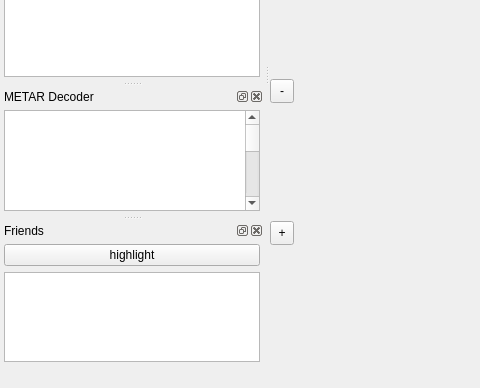
First picture: the form in src/Window.ui, repository qutescoop/qutescoop, before the edit; both pictures show x 0 to 480 and y 238 to 626 of the 950 by 626 pixel window.
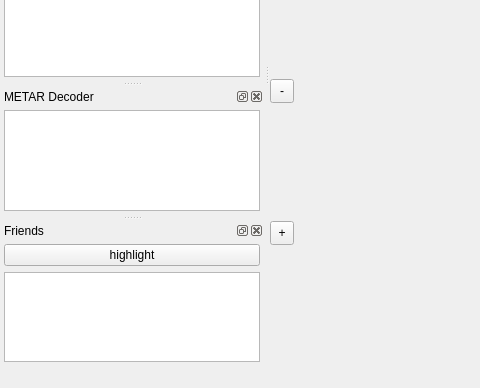
Second picture: the form after the edit. Icons and pictures are not drawn.

Commit message:
[TASK] remove non-functional search indicators on Window::QTreeWidgets
Also clean up some lengthy tooltips and remove overrides which where
irrelevnat or the default value anyways.

What changed in the file:
```diff
--- a/src/Window.ui
+++ b/src/Window.ui
@@ -678,58 +678,6 @@
      </property>
      <item>
       <widget class="QTextBrowser" name="metarText">
-       <property name="toolTip">
-        <string>Decodes METARs to plain text.</string>
-       </property>
-       <property name="html">
-        <string>&lt;!DOCTYPE HTML PUBLIC &quot;-//W3C//DTD HTML 4.0//EN&quot; &quot;http://www.w3.org/TR/REC-html40/strict.dtd&quot;&gt;
-&lt;html&gt;&lt;head&gt;&lt;meta name=&quot;qrichtext&quot; content=&quot;1&quot; /&gt;&lt;style type=&quot;text/css&quot;&gt;
-p, li { white-space: pre-wrap; }
-&lt;/style&gt;&lt;/head&gt;&lt;body style=&quot; font-family:'Ubuntu'; font-size:11pt; font-weight:400; font-style:normal;&quot;&gt;
-&lt;table border=&quot;0&quot; style=&quot;-qt-table-type: root; margin-top:4px; margin-bottom:4px; margin-left:4px; margin-right:4px;&quot;&gt;
-&lt;tr&gt;
-&lt;td style=&quot;border: none;&quot;&gt;
-&lt;p style=&quot;-qt-paragraph-type:empty; margin-top:0px; margin-bottom:0px; margin-left:0px; margin-right:0px; -qt-block-indent:0; text-indent:0px;&quot;&gt;&lt;br /&gt;&lt;/p&gt;
-&lt;p style=&quot;-qt-paragraph-type:empty; margin-top:0px; margin-bottom:0px; margin-left:0px; margin-right:0px; -qt-block-indent:0; text-indent:0px;&quot;&gt;&lt;br /&gt;&lt;/p&gt;
-&lt;p style=&quot;-qt-paragraph-type:empty; margin-top:0px; margin-bottom:0px; margin-left:0px; margin-right:0px; -qt-block-indent:0; text-indent:0px;&quot;&gt;&lt;br /&gt;&lt;/p&gt;
-&lt;p style=&quot;-qt-paragraph-type:empty; margin-top:0px; margin-bottom:0px; margin-left:0px; margin-right:0px; -qt-block-indent:0; text-indent:0px;&quot;&gt;&lt;br /&gt;&lt;/p&gt;
-&lt;p style=&quot;-qt-paragraph-type:empty; margin-top:0px; margin-bottom:0px; margin-left:0px; margin-right:0px; -qt-block-indent:0; text-indent:0px;&quot;&gt;&lt;br /&gt;&lt;/p&gt;
-&lt;p style=&quot;-qt-paragraph-type:empty; margin-top:0px; margin-bottom:0px; margin-left:0px; margin-right:0px; -qt-block-indent:0; text-indent:0px; font-size:9pt;&quot;&gt;&lt;br /&gt;&lt;/p&gt;
-&lt;p style=&quot;-qt-paragraph-type:empty; margin-top:0px; margin-bottom:0px; margin-left:0px; margin-right:0px; -qt-block-indent:0; text-indent:0px; font-family:'MS Shell Dlg 2'; font-size:8pt;&quot;&gt;&lt;br /&gt;&lt;/p&gt;
-&lt;p style=&quot;-qt-paragraph-type:empty; margin-top:0px; margin-bottom:0px; margin-left:0px; margin-right:0px; -qt-block-indent:0; text-indent:0px; font-family:'MS Shell Dlg 2'; font-size:8pt;&quot;&gt;&lt;br /&gt;&lt;/p&gt;
-&lt;p style=&quot;-qt-paragraph-type:empty; margin-top:0px; margin-bottom:0px; margin-left:0px; margin-right:0px; -qt-block-indent:0; text-indent:0px;&quot;&gt;&lt;br /&gt;&lt;/p&gt;
-&lt;p style=&quot;-qt-paragraph-type:empty; margin-top:0px; margin-bottom:0px; margin-left:0px; margin-right:0px; -qt-block-indent:0; text-indent:0px;&quot;&gt;&lt;br /&gt;&lt;/p&gt;
-&lt;p style=&quot;-qt-paragraph-type:empty; margin-top:0px; margin-bottom:0px; margin-left:0px; margin-right:0px; -qt-block-indent:0; text-indent:0px;&quot;&gt;&lt;br /&gt;&lt;/p&gt;
-&lt;p style=&quot;-qt-paragraph-type:empty; margin-top:0px; margin-bottom:0px; margin-left:0px; margin-right:0px; -qt-block-indent:0; text-indent:0px;&quot;&gt;&lt;br /&gt;&lt;/p&gt;
-&lt;p style=&quot;-qt-paragraph-type:empty; margin-top:0px; margin-bottom:0px; margin-left:0px; margin-right:0px; -qt-block-indent:0; text-indent:0px; font-family:'MS Shell Dlg 2'; font-size:8pt;&quot;&gt;&lt;br /&gt;&lt;/p&gt;
-&lt;p style=&quot;-qt-paragraph-type:empty; margin-top:0px; margin-bottom:0px; margin-left:0px; margin-right:0px; -qt-block-indent:0; text-indent:0px; font-family:'MS Shell Dlg 2'; font-size:8pt;&quot;&gt;&lt;br /&gt;&lt;/p&gt;
-&lt;p style=&quot;-qt-paragraph-type:empty; margin-top:0px; margin-bottom:0px; margin-left:0px; margin-right:0px; -qt-block-indent:0; text-indent:0px; font-family:'MS Shell Dlg 2'; font-size:8pt;&quot;&gt;&lt;br /&gt;&lt;/p&gt;
-&lt;p style=&quot;-qt-paragraph-type:empty; margin-top:0px; margin-bottom:0px; margin-left:0px; margin-right:0px; -qt-block-indent:0; text-indent:0px; font-family:'MS Shell Dlg 2'; font-size:8pt;&quot;&gt;&lt;br /&gt;&lt;/p&gt;
-&lt;p style=&quot;-qt-paragraph-type:empty; margin-top:0px; margin-bottom:0px; margin-left:0px; margin-right:0px; -qt-block-indent:0; text-indent:0px; font-family:'MS Shell Dlg 2'; font-size:8pt;&quot;&gt;&lt;br /&gt;&lt;/p&gt;
-&lt;p style=&quot;-qt-paragraph-type:empty; margin-top:0px; margin-bottom:0px; margin-left:0px; margin-right:0px; -qt-block-indent:0; text-indent:0px; font-family:'MS Shell Dlg 2'; font-size:8pt;&quot;&gt;&lt;br /&gt;&lt;/p&gt;
-&lt;p style=&quot;-qt-paragraph-type:empty; margin-top:0px; margin-bottom:0px; margin-left:0px; margin-right:0px; -qt-block-indent:0; text-indent:0px; font-size:10pt;&quot;&gt;&lt;br /&gt;&lt;/p&gt;
-&lt;p style=&quot;-qt-paragraph-type:empty; margin-top:0px; margin-bottom:0px; margin-left:0px; margin-right:0px; -qt-block-indent:0; text-indent:0px; font-family:'MS Shell Dlg 2'; font-size:8pt;&quot;&gt;&lt;br /&gt;&lt;/p&gt;
-&lt;p style=&quot;-qt-paragraph-type:empty; margin-top:0px; margin-bottom:0px; margin-left:0px; margin-right:0px; -qt-block-indent:0; text-indent:0px; font-size:10pt;&quot;&gt;&lt;br /&gt;&lt;/p&gt;
-&lt;p style=&quot;-qt-paragraph-type:empty; margin-top:0px; margin-bottom:0px; margin-left:0px; margin-right:0px; -qt-block-indent:0; text-indent:0px; font-size:10pt;&quot;&gt;&lt;br /&gt;&lt;/p&gt;
-&lt;p style=&quot;-qt-paragraph-type:empty; margin-top:0px; margin-bottom:0px; margin-left:0px; margin-right:0px; -qt-block-indent:0; text-indent:0px; font-size:10pt;&quot;&gt;&lt;br /&gt;&lt;/p&gt;
-&lt;p style=&quot;-qt-paragraph-type:empty; margin-top:0px; margin-bottom:0px; margin-left:0px; margin-right:0px; -qt-block-indent:0; text-indent:0px; font-size:10pt;&quot;&gt;&lt;br /&gt;&lt;/p&gt;
-&lt;p style=&quot;-qt-paragraph-type:empty; margin-top:0px; margin-bottom:0px; margin-left:0px; margin-right:0px; -qt-block-indent:0; text-indent:0px; font-family:'MS Shell Dlg 2'; font-size:8pt;&quot;&gt;&lt;br /&gt;&lt;/p&gt;
-&lt;p style=&quot;-qt-paragraph-type:empty; margin-top:0px; margin-bottom:0px; margin-left:0px; margin-right:0px; -qt-block-indent:0; text-indent:0px; font-size:10pt;&quot;&gt;&lt;br /&gt;&lt;/p&gt;
-&lt;p style=&quot;-qt-paragraph-type:empty; margin-top:0px; margin-bottom:0px; margin-left:0px; margin-right:0px; -qt-block-indent:0; text-indent:0px; font-family:'MS Shell Dlg 2'; font-size:8pt;&quot;&gt;&lt;br /&gt;&lt;/p&gt;
-&lt;p style=&quot;-qt-paragraph-type:empty; margin-top:0px; margin-bottom:0px; margin-left:0px; margin-right:0px; -qt-block-indent:0; text-indent:0px; font-family:'MS Shell Dlg 2'; font-size:8pt;&quot;&gt;&lt;br /&gt;&lt;/p&gt;
-&lt;p style=&quot;-qt-paragraph-type:empty; margin-top:0px; margin-bottom:0px; margin-left:0px; margin-right:0px; -qt-block-indent:0; text-indent:0px; font-family:'MS Shell Dlg 2'; font-size:8pt;&quot;&gt;&lt;br /&gt;&lt;/p&gt;
-&lt;p style=&quot;-qt-paragraph-type:empty; margin-top:0px; margin-bottom:0px; margin-left:0px; margin-right:0px; -qt-block-indent:0; text-indent:0px; font-family:'MS Shell Dlg 2'; font-size:8pt;&quot;&gt;&lt;br /&gt;&lt;/p&gt;
-&lt;p style=&quot;-qt-paragraph-type:empty; margin-top:0px; margin-bottom:0px; margin-left:0px; margin-right:0px; -qt-block-indent:0; text-indent:0px; font-family:'MS Shell Dlg 2'; font-size:8pt;&quot;&gt;&lt;br /&gt;&lt;/p&gt;
-&lt;p style=&quot;-qt-paragraph-type:empty; margin-top:0px; margin-bottom:0px; margin-left:0px; margin-right:0px; -qt-block-indent:0; text-indent:0px; font-family:'MS Shell Dlg 2'; font-size:8pt;&quot;&gt;&lt;br /&gt;&lt;/p&gt;
-&lt;p style=&quot;-qt-paragraph-type:empty; margin-top:0px; margin-bottom:0px; margin-left:0px; margin-right:0px; -qt-block-indent:0; text-indent:0px; font-family:'MS Shell Dlg 2'; font-size:8pt;&quot;&gt;&lt;br /&gt;&lt;/p&gt;
-&lt;p style=&quot;-qt-paragraph-type:empty; margin-top:0px; margin-bottom:0px; margin-left:0px; margin-right:0px; -qt-block-indent:0; text-indent:0px; font-family:'MS Shell Dlg 2'; font-size:8pt;&quot;&gt;&lt;br /&gt;&lt;/p&gt;
-&lt;p style=&quot;-qt-paragraph-type:empty; margin-top:0px; margin-bottom:0px; margin-left:0px; margin-right:0px; -qt-block-indent:0; text-indent:0px; font-family:'MS Shell Dlg 2'; font-size:8pt;&quot;&gt;&lt;br /&gt;&lt;/p&gt;
-&lt;p style=&quot;-qt-paragraph-type:empty; margin-top:0px; margin-bottom:0px; margin-left:0px; margin-right:0px; -qt-block-indent:0; text-indent:0px; font-family:'MS Shell Dlg 2'; font-size:8pt;&quot;&gt;&lt;br /&gt;&lt;/p&gt;
-&lt;p style=&quot;-qt-paragraph-type:empty; margin-top:0px; margin-bottom:0px; margin-left:0px; margin-right:0px; -qt-block-indent:0; text-indent:0px; font-family:'MS Shell Dlg 2'; font-size:8pt;&quot;&gt;&lt;br /&gt;&lt;/p&gt;
-&lt;p style=&quot;-qt-paragraph-type:empty; margin-top:0px; margin-bottom:0px; margin-left:0px; margin-right:0px; -qt-block-indent:0; text-indent:0px; font-family:'MS Shell Dlg 2'; font-size:8pt;&quot;&gt;&lt;br /&gt;&lt;/p&gt;
-&lt;p style=&quot;-qt-paragraph-type:empty; margin-top:0px; margin-bottom:0px; margin-left:0px; margin-right:0px; -qt-block-indent:0; text-indent:0px; font-family:'UnDotum'; font-size:10pt;&quot;&gt;&lt;br /&gt;&lt;/p&gt;
-&lt;p style=&quot;-qt-paragraph-type:empty; margin-top:0px; margin-bottom:0px; margin-left:0px; margin-right:0px; -qt-block-indent:0; text-indent:0px; font-family:'Lucida Grande'; font-size:13pt;&quot;&gt;&lt;br /&gt;&lt;/p&gt;&lt;/td&gt;&lt;/tr&gt;&lt;/table&gt;&lt;/body&gt;&lt;/html&gt;</string>
-       </property>
        <property name="acceptRichText">
         <bool>true</bool>
        </property>
```
Left out of the diff: 59 changed lines with no effect on the pictures.
